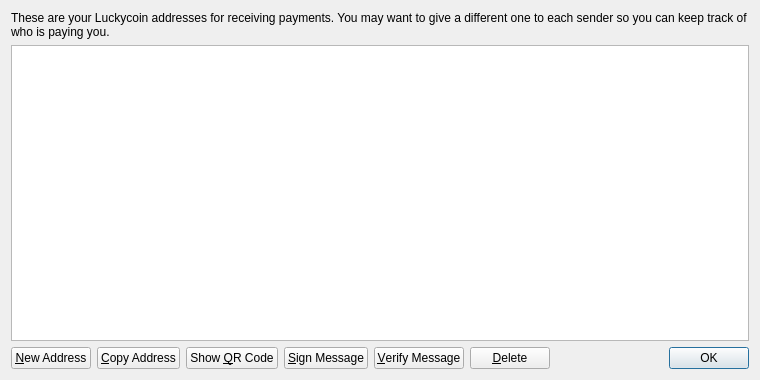
This is src/qt/forms/addressbookpage.ui in KanyeCoin/KanyeCoin as Qt 5 draws it before an edit. The edited form follows.
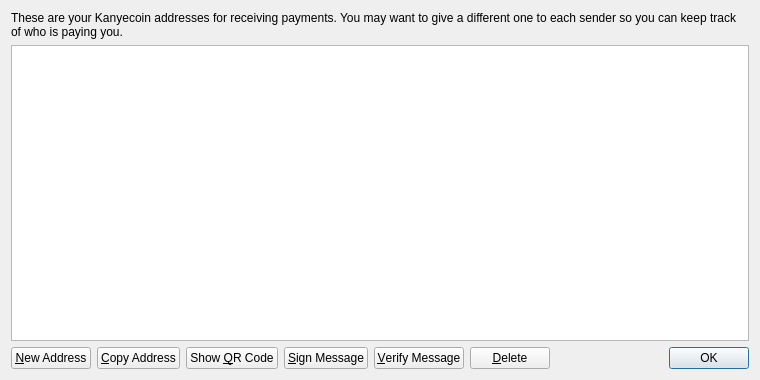
This is the edited form. Icons and pictures are not drawn.

Diff of the .ui file:
```diff
--- a/src/qt/forms/addressbookpage.ui
+++ b/src/qt/forms/addressbookpage.ui
@@ -17,7 +17,7 @@
    <item>
     <widget class="QLabel" name="labelExplanation">
      <property name="text">
-      <string>These are your Luckycoin addresses for receiving payments. You may want to give a different one to each sender so you can keep track of who is paying you.</string>
+      <string>These are your Kanyecoin addresses for receiving payments. You may want to give a different one to each sender so you can keep track of who is paying you.</string>
      </property>
      <property name="textFormat">
       <enum>Qt::PlainText</enum>
```
